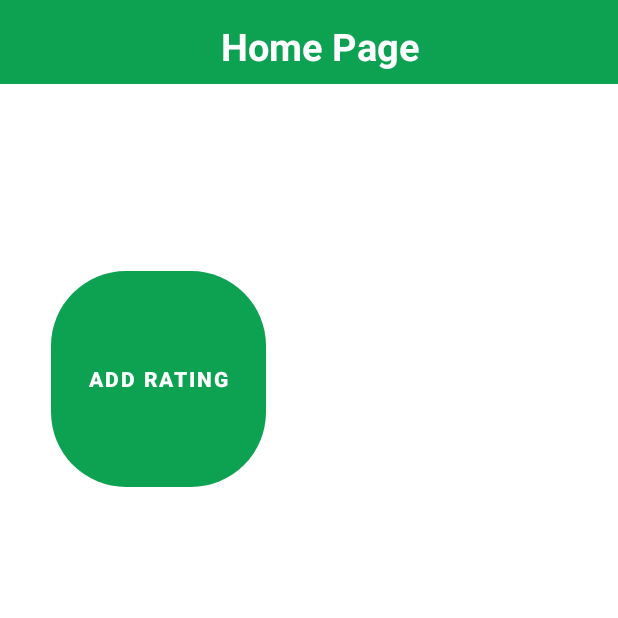
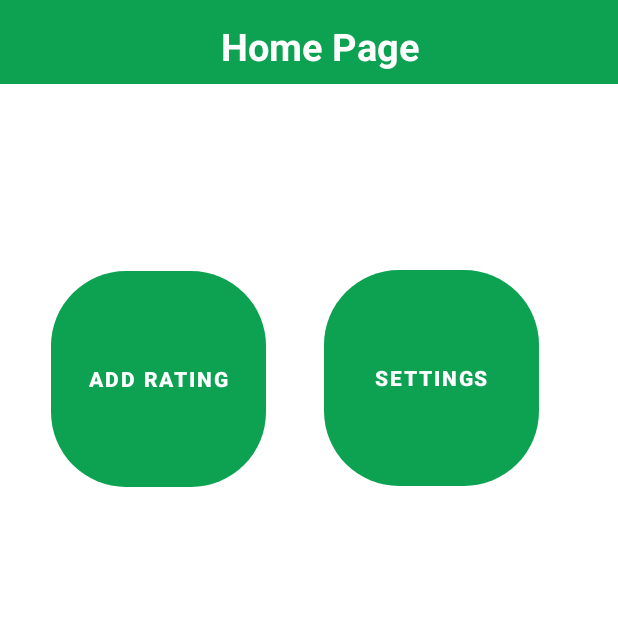
Before and after one commit to Tod-dev/Best-Client-v2, an Android app: the screen it shows after launch (MainActivity), on a phone screen of 412 x 824 dp, the top half of it. Run offline under Robolectric (Android 15) with nearby library versions, the phone set to English and light mode, and no system bars; our stand-ins replace Firebase (no records; nobody signed in at launch, a user with empty details on screens opened directly).

Commit message:
modifiche grafiche

```diff
--- a/app/src/main/AndroidManifest.xml
+++ b/app/src/main/AndroidManifest.xml
@@ -14,9 +14,10 @@
         android:label="@string/app_name"
         android:roundIcon="@mipmap/ic_launcher_round"
         android:supportsRtl="true"
+        android:theme="@style/Theme.ProgettoBiancoTodaro"
         android:usesCleartextTraffic="true"
-        android:theme="@style/Theme.ProgettoBiancoTodaro"
         tools:targetApi="m">
+        <activity android:name=".Settings"/>
         <activity android:name=".AddRating" />
         <activity android:name=".MainActivity">
             <intent-filter>
--- a/app/src/main/java/com/example/progettobiancotodaro/MainActivity.java
+++ b/app/src/main/java/com/example/progettobiancotodaro/MainActivity.java
@@ -26,11 +26,11 @@ import android.widget.TextView;
 import android.widget.Toast;
 
 import com.example.progettobiancotodaro.DB.DBhelper;
-import com.google.firebase.database.DataSnapshot;
+/*import com.google.firebase.database.DataSnapshot;
 import com.google.firebase.database.DatabaseError;
 import com.google.firebase.database.DatabaseReference;
 import com.google.firebase.database.FirebaseDatabase;
-import com.google.firebase.database.ValueEventListener;
+import com.google.firebase.database.ValueEventListener;*/
 
 import java.util.ArrayList;
 import java.util.Date;
@@ -39,6 +39,7 @@ import java.util.List;
 public class MainActivity extends AppCompatActivity {
 
     Button ratingButton;
+    Button settingsbutton;
 
     @Override
     protected void onCreate(Bundle savedInstanceState) {
@@ -59,12 +60,11 @@ public class MainActivity extends AppCompatActivity {
             ActivityCompat.requestPermissions(this, new String[]{Manifest.permission.READ_CALL_LOG},1);
         }
 
-
-        ratingButton = findViewById(R.id.button);
+        ratingButton = findViewById(R.id.AddRatingButton);
         ratingButton.setOnClickListener(v -> {
             /* TEST FIREBASE*/
             // Write a message to the database
-            FirebaseDatabase database = FirebaseDatabase.getInstance();
+            /*FirebaseDatabase database = FirebaseDatabase.getInstance();
             DatabaseReference myRef = database.getReference("ratings");
 
             // Read from the database
@@ -85,10 +85,16 @@ public class MainActivity extends AppCompatActivity {
             });
             myRef.setValue("Hello, World!");
             myRef.setValue("Try");
-            myRef.push();
+            myRef.push();*/
 
             /* FINE TEST FIREBASE */
             Intent intent = new Intent(MainActivity.this, AddRating.class);
+            startActivity(intent);
+        });
+
+        settingsbutton = findViewById(R.id.settingsButton);
+        settingsbutton.setOnClickListener(v -> {
+            Intent intent = new Intent(MainActivity.this, Settings.class);
             startActivity(intent);
         });
     }
--- a/app/src/main/res/layout/activity_main.xml
+++ b/app/src/main/res/layout/activity_main.xml
@@ -12,7 +12,24 @@
         app:layout_constraintTop_toBottomOf="parent" />
 
     <Button
-        android:id="@+id/button"
+        android:id="@+id/settingsButton"
+        android:layout_width="143dp"
+        android:layout_height="144dp"
+        android:background="@drawable/customized_button"
+        android:text="@string/settings"
+        android:textStyle="bold"
+        android:visibility="visible"
+        app:backgroundTint="#0da152"
+        app:layout_constraintBottom_toBottomOf="parent"
+        app:layout_constraintEnd_toEndOf="parent"
+        app:layout_constraintHorizontal_bias="0.805"
+        app:layout_constraintStart_toStartOf="parent"
+        app:layout_constraintTop_toTopOf="parent"
+        app:layout_constraintVertical_bias="0.265"
+        tools:visibility="visible" />
+
+    <Button
+        android:id="@+id/AddRatingButton"
         android:layout_width="143dp"
         android:layout_height="144dp"
         android:background="@drawable/customized_button"
--- a/app/src/main/res/values/strings.xml
+++ b/app/src/main/res/values/strings.xml
@@ -6,4 +6,8 @@
     <string name="dialogMessage">Set Rating</string>
     <string name="positiveButton">Confirm</string>
     <string name="negativeButton">Cancel</string>
+    <string name="settings">Settings</string>
+    <string name="toastMessage">Toast Message</string>
+    <string name="notification">Notification</string>
+    <string name="settingsChoice">How to get phone number rating</string>
 </resources>
```
Also changed, not shown: app/src/main/java/com/example/progettobiancotodaro/IncomingReceiver.java (+35 -11 lines), app/src/main/java/com/example/progettobiancotodaro/Settings.java (added, +39 -0 lines), app/src/main/res/drawable/ic_baseline_star.xml (added, +12 -0 lines), app/src/main/res/layout/activity_settings.xml (added, +54 -0 lines).
